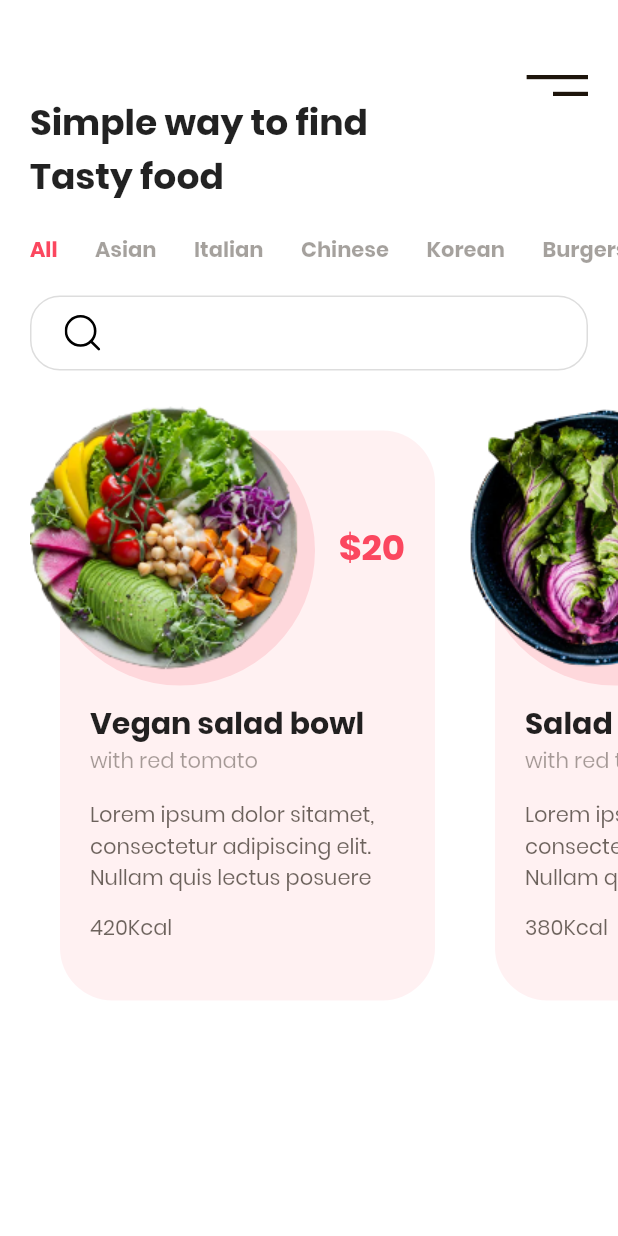
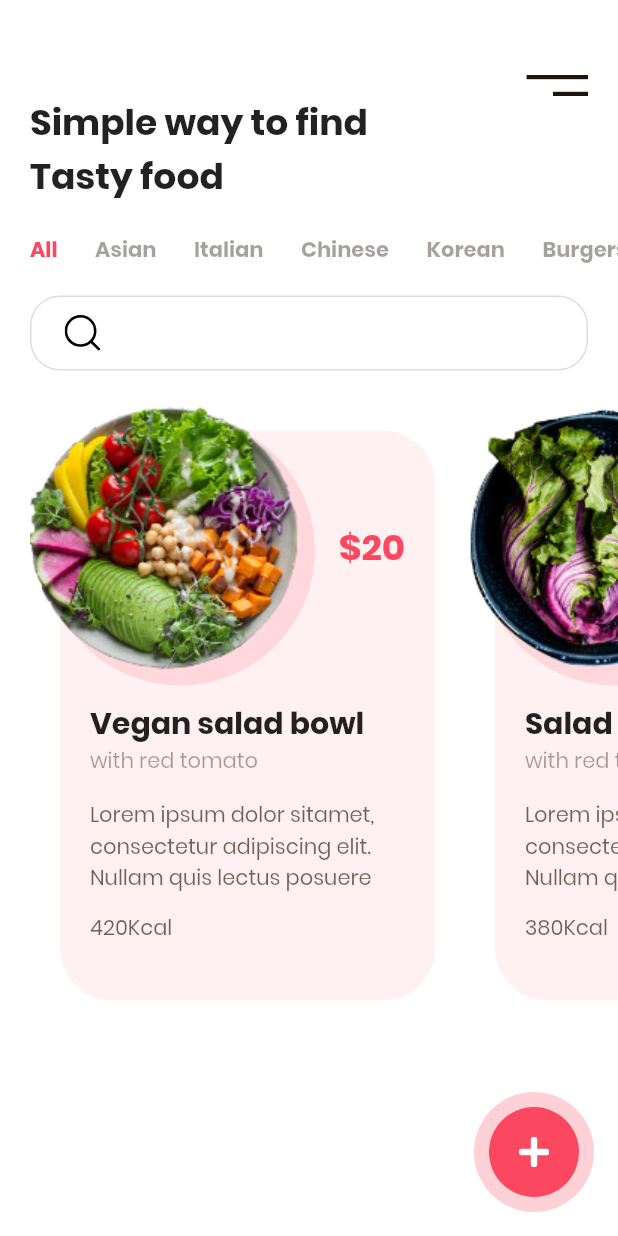
Before and after one commit to Wakib/food_delivery_app_UI_v1, a Flutter app: the screen it shows after launch, on a phone screen of 412 x 824 dp. Run offline on Flutter 3.47's test engine with Material 2 defaults, Android fonts, the phone set to English and light mode, and no system bars; our stand-ins replace flutter_svg.

Commit message:
home page updated

```diff
--- a/lib/screens/home_screen.dart
+++ b/lib/screens/home_screen.dart
@@ -8,6 +8,23 @@ class HomeScreen extends StatelessWidget {
   @override
   Widget build(BuildContext context) {
     return Scaffold(
+      floatingActionButton: Container(
+        padding: EdgeInsets.all(10),
+        height: 80,
+        width: 80,
+        decoration: BoxDecoration(
+          shape: BoxShape.circle,
+          color: kPrimaryColor.withOpacity(.25),
+        ),
+        child: Container(
+          padding: EdgeInsets.all(20),
+          decoration: BoxDecoration(
+            shape: BoxShape.circle,
+            color: kPrimaryColor,
+          ),
+          child: SvgPicture.asset('assets/icons/plus.svg'),
+        ),
+      ),
       body: Column(
         crossAxisAlignment: CrossAxisAlignment.start,
         children: [
```
